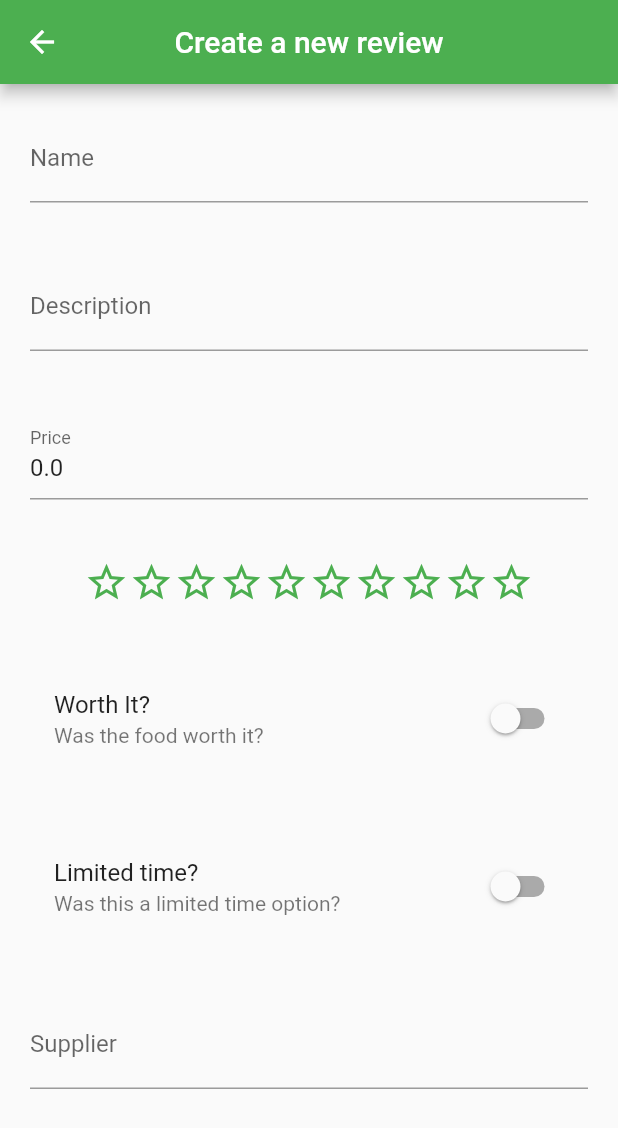
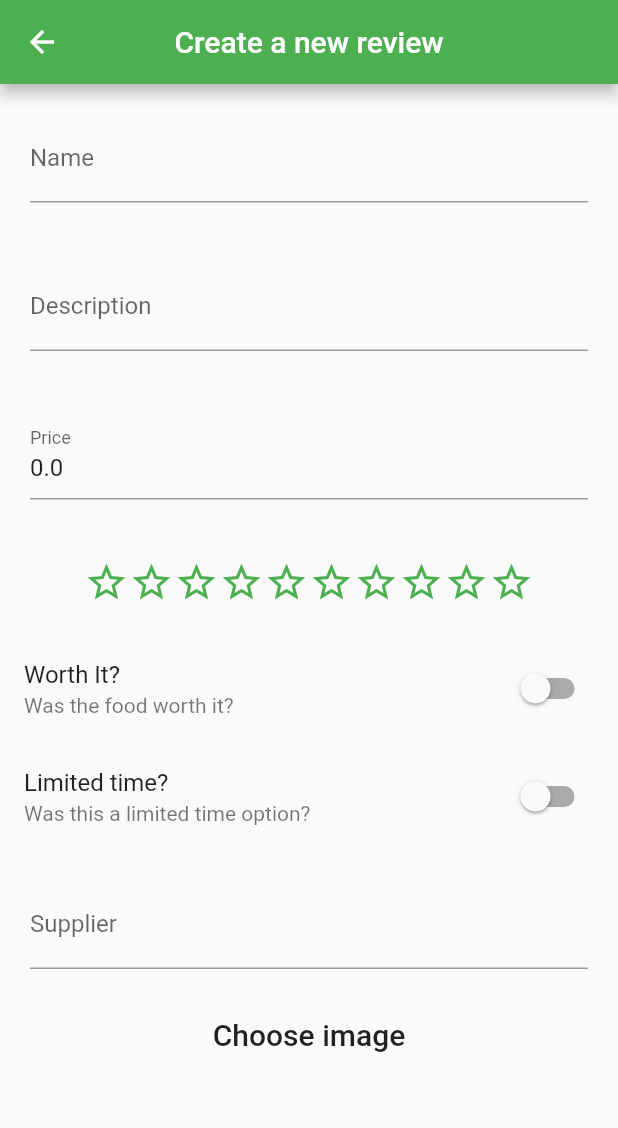
Before and after one commit to pigilwin/vegan-reviews, a Flutter app: the NewReview screen opened directly, on a phone screen of 412 x 824 dp. Shown: the top 1128 px of the screen. Run offline on Flutter 3.47's test engine with Material 2 defaults, Android fonts, the phone set to English and light mode, and no system bars; our stand-ins replace bloc, equatable, firebase_auth, flutter_bloc, image_picker; accounts and stored records are empty; project files that could hold a hidden picture were left out.

Commit message:
Can now take image or choose image

```diff
--- a/lib/reviews/components/review_editor.dart
+++ b/lib/reviews/components/review_editor.dart
@@ -1,4 +1,6 @@
+import 'dart:io' as io;
 import 'package:flutter/material.dart';
+import 'package:image_picker/image_picker.dart';
 import 'package:vegan_reviews/reviews/reviews.dart';
 
 class ReviewEditor extends StatefulWidget{
@@ -22,6 +24,7 @@ class _ReviewEditorState extends State<ReviewEditor> {
   int rating;
   bool worthIt;
   bool limitedTime;
+  io.File image;
 
   @override
   void initState() {
@@ -46,7 +49,8 @@ class _ReviewEditorState extends State<ReviewEditor> {
            _getStars(),
            _getWorthIt(),
            _getLimited(),
-           _getSupplier()
+           _getSupplier(),
+           _getPhotoUpload()
         ],
       ),
     );
@@ -128,9 +132,7 @@ class _ReviewEditorState extends State<ReviewEditor> {
   }
 
   Widget _getWorthIt() {
-    return Padding(
-      padding: const EdgeInsets.all(20),
-      child: SwitchListTile(
+    return SwitchListTile(
       value: worthIt,
       onChanged: (bool newWorthIt){
         setState(() {
@@ -139,14 +141,11 @@ class _ReviewEditorState extends State<ReviewEditor> {
       },
       title: const Text("Worth It?"),
       subtitle: const Text("Was the food worth it?"),
-      ),
     );
   }
 
   Widget _getLimited() {
-    return Padding(
-      padding: const EdgeInsets.all(20),
-      child: SwitchListTile(
+    return SwitchListTile(
       value: worthIt,
       onChanged: (bool newWorthIt){
         setState(() {
@@ -155,7 +154,6 @@ class _ReviewEditorState extends State<ReviewEditor> {
       },
       title: const Text("Limited time?"),
       subtitle: const Text("Was this a limited time option?"),
-      ),
     );
   }
 
@@ -176,4 +174,15 @@ class _ReviewEditorState extends State<ReviewEditor> {
       ),
     );
   }
+
+  Widget _getPhotoUpload() {
+    return FlatButton(
+      child: const Text("Choose image", style: TextStyle(fontSize: 20)),
+      onPressed: () {
+        setState(() async {
+          image = await ImagePicker.pickImage(source: ImageSource.camera);
+        });
+      },
+    );
   }
+}
```
Lines whose indentation alone changed are shown as unchanged.
